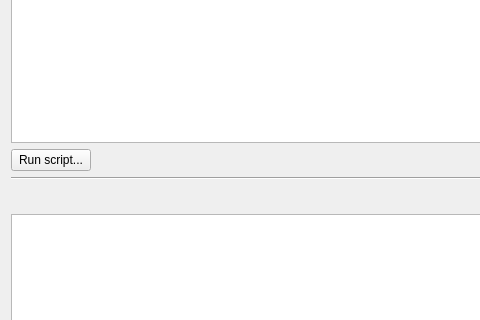
The window that native/src/DovahKit/ui/main_window/script_window.ui (DavidJCobb/DovahKit) describes before a commit, drawn with Qt 5; both pictures show x 0 to 480 and y 139 to 459 of the 624 by 634 pixel window.
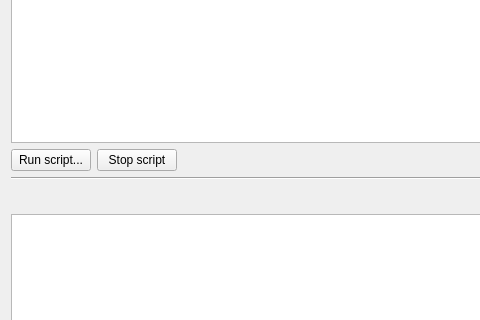
The same window after the commit.

Diff of the .ui file:
```diff
--- a/native/src/DovahKit/ui/main_window/script_window.ui
+++ b/native/src/DovahKit/ui/main_window/script_window.ui
@@ -82,6 +82,13 @@
          </property>
         </widget>
        </item>
+       <item>
+        <widget class="QPushButton" name="buttonForceKill">
+         <property name="text">
+          <string>Stop script</string>
+         </property>
+        </widget>
+       </item>
        <item>
         <spacer name="horizontalSpacer">
          <property name="orientation">
```
